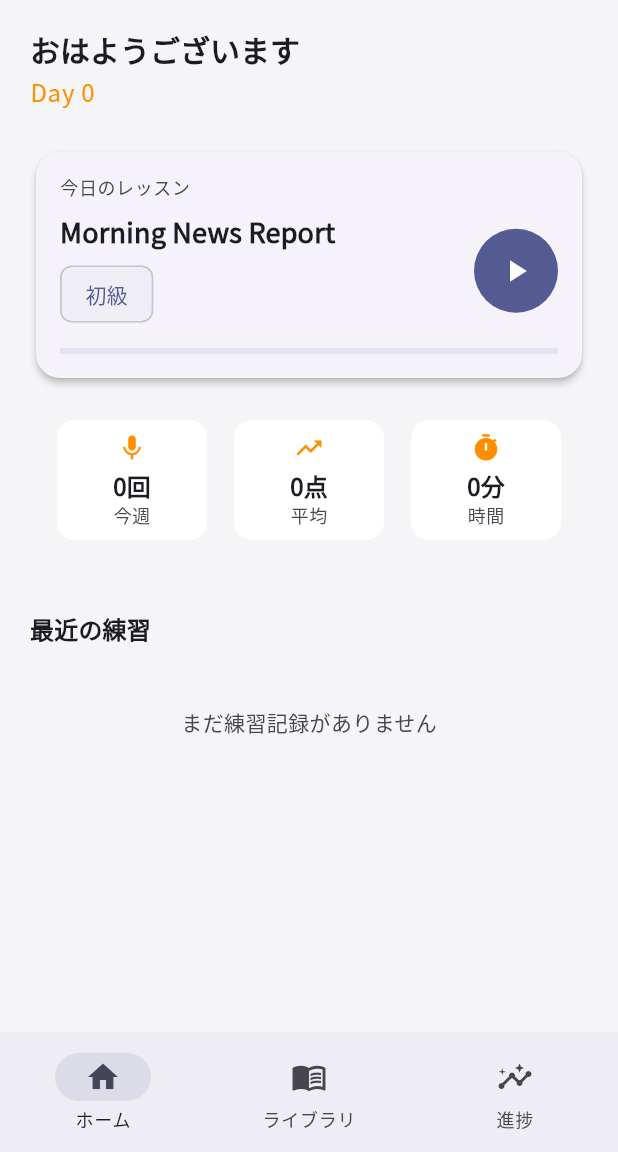
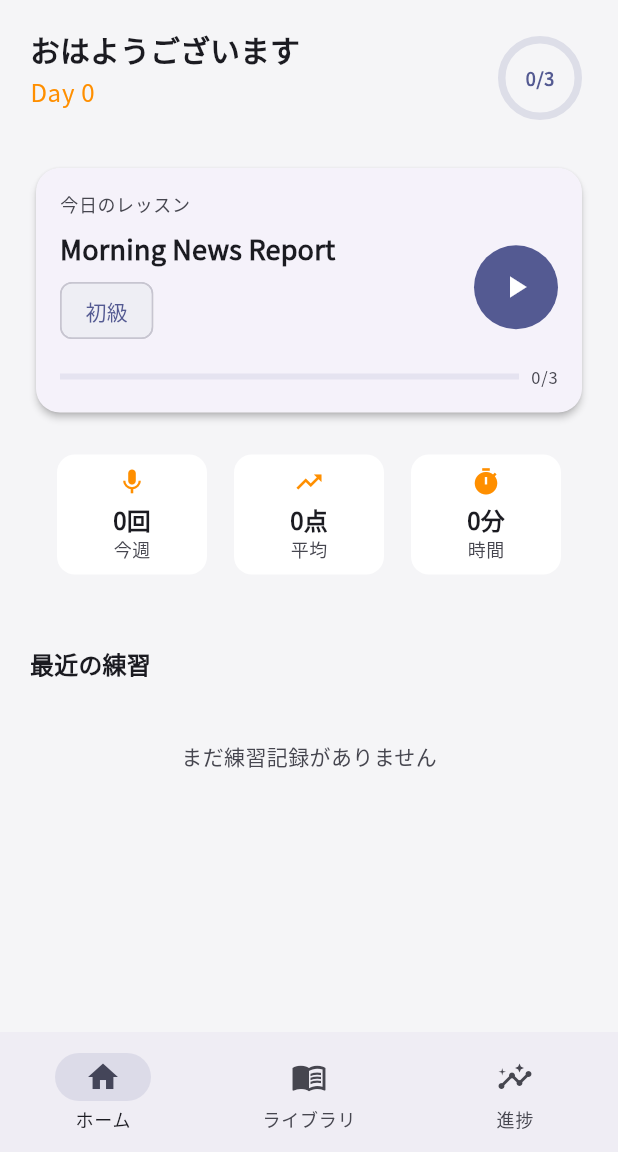
Before and after one commit to ishtos/Doppel, a Flutter app: the screen it shows after launch, after a tap on "スキップ", on a phone screen of 412 x 824 dp, the part 84-1236 px from its top. Run offline on Flutter 3.47's test engine with Material 3 defaults, Android fonts, the phone set to English and light mode, and no system bars; our stand-ins replace fl_chart, flutter_riverpod, flutter_tts, freezed_annotation, go_router, google_fonts and 3 more; missing offline and left inert: record; accounts and stored records are empty; generated files the repository leaves out were written again.

Commit message:
feat: add daily practice goal feature
Settings画面に1日の練習目標（1/2/3/5回）設定を追加し、
Home画面に円形プログレスインジケーターで目標達成進捗を表示。
SharedPreferencesで目標値を永続化し、当日のフィードバック件数から進捗を計算。

https://claude.ai/code/session_016ktRVXG5xW92RYrw223tjH

```diff
--- a/lib/features/home/presentation/providers/home_provider.dart
+++ b/lib/features/home/presentation/providers/home_provider.dart
@@ -3,6 +3,7 @@ import 'package:flutter_riverpod/flutter_riverpod.dart';
 import '../../../../shared/providers/db_providers.dart';
 import '../../../lesson/data/models/lesson_model.dart';
 import '../../../progress/data/models/user_progress_model.dart';
+import '../../../settings/presentation/providers/settings_provider.dart';
 
 /// User progress for home screen display.
 final homeProgressProvider = Provider<UserProgressModel>((ref) {
@@ -99,6 +100,32 @@ final weeklyStatsProvider = Provider<WeeklyStats>((ref) {
   );
 });
 
+/// Today's practice count from feedback records.
+final todayPracticeCountProvider = Provider<int>((ref) {
+  final feedbackRepo = ref.watch(feedbackRepositoryProvider);
+  final all = feedbackRepo.findAll();
+  final now = DateTime.now();
+  final today = DateTime(now.year, now.month, now.day);
+  return all.where((f) => !f.createdAt.isBefore(today)).length;
+});
+
+/// Daily goal progress data for home screen.
+final dailyGoalProgressProvider = Provider<DailyGoalProgress>((ref) {
+  final goal = ref.watch(settingsProvider).dailyGoal;
+  final count = ref.watch(todayPracticeCountProvider);
+  return DailyGoalProgress(goal: goal, completed: count);
+});
+
+class DailyGoalProgress {
+  const DailyGoalProgress({required this.goal, required this.completed});
+
+  final int goal;
+  final int completed;
+
+  double get progress => goal > 0 ? (completed / goal).clamp(0.0, 1.0) : 0.0;
+  bool get isAchieved => completed >= goal;
+}
+
 class RecentActivity {
   const RecentActivity({
     required this.feedbackId,
--- a/lib/features/home/presentation/screens/home_screen.dart
+++ b/lib/features/home/presentation/screens/home_screen.dart
@@ -1,3 +1,5 @@
+import 'dart:math';
+
 import 'package:flutter/material.dart';
 import 'package:flutter_riverpod/flutter_riverpod.dart';
 import 'package:go_router/go_router.dart';
@@ -23,6 +25,7 @@ class HomeScreen extends ConsumerWidget {
     final todayLesson = ref.watch(todayLessonProvider);
     final weeklyStats = ref.watch(weeklyStatsProvider);
     final recentActivity = ref.watch(recentActivityProvider);
+    final goalProgress = ref.watch(dailyGoalProgressProvider);
 
     return Scaffold(
       appBar: AppBar(
@@ -40,7 +43,14 @@ class HomeScreen extends ConsumerWidget {
           child: Column(
             crossAxisAlignment: CrossAxisAlignment.start,
             children: [
-              // Greeting
+              // Greeting + Daily Goal Progress
+              Row(
+                crossAxisAlignment: CrossAxisAlignment.start,
+                children: [
+                  Expanded(
+                    child: Column(
+                      crossAxisAlignment: CrossAxisAlignment.start,
+                      children: [
                         Text(_greeting(), style: theme.textTheme.titleLarge),
                         const SizedBox(height: 4),
                         Text(
@@ -48,6 +58,15 @@ class HomeScreen extends ConsumerWidget {
                           style: theme.textTheme.bodyLarge?.copyWith(
                             color: theme.colorScheme.secondary,
                           ),
+                        ),
+                      ],
+                    ),
+                  ),
+                  _DailyGoalIndicator(
+                    goalProgress: goalProgress,
+                    theme: theme,
+                  ),
+                ],
               ),
               const SizedBox(height: 24),
 
@@ -108,11 +127,26 @@ class HomeScreen extends ConsumerWidget {
                               ],
                             ),
                           const SizedBox(height: 12),
-                          LinearProgressIndicator(
-                            value: weeklyStats.practiceCount / 5,
-                            color: theme.colorScheme.primary,
+                          Row(
+                            children: [
+                              Expanded(
+                                child: LinearProgressIndicator(
+                                  value: goalProgress.progress,
+                                  color: goalProgress.isAchieved
+                                      ? theme.colorScheme.tertiary
+                                      : theme.colorScheme.primary,
                                   backgroundColor: theme.colorScheme.primary
                                       .withValues(alpha: 0.1),
+                                ),
+                              ),
+                              const SizedBox(width: 8),
+                              Text(
+                                '${goalProgress.completed}/${goalProgress.goal}',
+                                style: theme.textTheme.labelSmall?.copyWith(
+                                  color: theme.colorScheme.onSurfaceVariant,
+                                ),
+                              ),
+                            ],
                           ),
                           ],
                         ),
@@ -324,3 +358,98 @@ class _ImprovementPointsSection extends ConsumerWidget {
     );
   }
 }
+
+class _DailyGoalIndicator extends StatelessWidget {
+  const _DailyGoalIndicator({
+    required this.goalProgress,
+    required this.theme,
+  });
+
+  final DailyGoalProgress goalProgress;
+  final ThemeData theme;
+
+  @override
+  Widget build(BuildContext context) {
+    final color = goalProgress.isAchieved
+        ? theme.colorScheme.tertiary
+        : theme.colorScheme.primary;
+
+    return SizedBox(
+      width: 64,
+      height: 64,
+      child: Stack(
+        alignment: Alignment.center,
+        children: [
+          SizedBox(
+            width: 56,
+            height: 56,
+            child: CustomPaint(
+              painter: _CircularGoalPainter(
+                progress: goalProgress.progress,
+                color: color,
+                backgroundColor: color.withValues(alpha: 0.15),
+              ),
+            ),
+          ),
+          if (goalProgress.isAchieved)
+            Icon(Icons.check, size: 22, color: color)
+          else
+            Text(
+              '${goalProgress.completed}/${goalProgress.goal}',
+              style: theme.textTheme.labelMedium?.copyWith(
+                color: color,
+                fontWeight: FontWeight.w700,
+              ),
+            ),
+        ],
+      ),
+    );
+  }
+}
+
+class _CircularGoalPainter extends CustomPainter {
+  _CircularGoalPainter({
+    required this.progress,
+    required this.color,
+    required this.backgroundColor,
+  });
+
+  final double progress;
+  final Color color;
+  final Color backgroundColor;
+
+  @override
+  void paint(Canvas canvas, Size size) {
+    final center = Offset(size.width / 2, size.height / 2);
+    final radius = size.width / 2;
+    const strokeWidth = 5.0;
+
+    final bgPaint = Paint()
+      ..color = backgroundColor
+      ..style = PaintingStyle.stroke
+      ..strokeWidth = strokeWidth
+      ..strokeCap = StrokeCap.round;
+
+    final fgPaint = Paint()
+      ..color = color
+      ..style = PaintingStyle.stroke
+      ..strokeWidth = strokeWidth
+      ..strokeCap = StrokeCap.round;
+
+    canvas.drawCircle(center, radius - strokeWidth / 2, bgPaint);
+
+    final sweepAngle = 2 * pi * progress;
+    canvas.drawArc(
+      Rect.fromCircle(center: center, radius: radius - strokeWidth / 2),
+      -pi / 2,
+      sweepAngle,
+      false,
+      fgPaint,
+    );
+  }
+
+  @override
+  bool shouldRepaint(covariant _CircularGoalPainter oldDelegate) {
+    return oldDelegate.progress != progress || oldDelegate.color != color;
+  }
+}
--- a/lib/features/settings/presentation/providers/settings_provider.dart
+++ b/lib/features/settings/presentation/providers/settings_provider.dart
@@ -12,22 +12,26 @@ class SettingsState {
     this.themeMode = ThemeMode.system,
     this.ttsSpeed = 0.5,
     this.hasCompletedOnboarding = false,
+    this.dailyGoal = 3,
   });
 
   final ThemeMode themeMode;
   final double ttsSpeed;
   final bool hasCompletedOnboarding;
+  final int dailyGoal;
 
   SettingsState copyWith({
     ThemeMode? themeMode,
     double? ttsSpeed,
     bool? hasCompletedOnboarding,
+    int? dailyGoal,
   }) {
     return SettingsState(
       themeMode: themeMode ?? this.themeMode,
       ttsSpeed: ttsSpeed ?? this.ttsSpeed,
       hasCompletedOnboarding:
           hasCompletedOnboarding ?? this.hasCompletedOnboarding,
+      dailyGoal: dailyGoal ?? this.dailyGoal,
     );
   }
 }
@@ -40,6 +44,7 @@ class SettingsNotifier extends StateNotifier<SettingsState> {
   static const _themeModeKey = 'theme_mode';
   static const _ttsSpeedKey = 'tts_speed';
   static const _onboardingCompletedKey = 'onboarding_completed';
+  static const _dailyGoalKey = 'daily_goal';
 
   Future<void> _load() async {
     final prefs = await SharedPreferences.getInstance();
@@ -47,6 +52,7 @@ class SettingsNotifier extends StateNotifier<SettingsState> {
     final ttsSpeed = prefs.getDouble(_ttsSpeedKey);
     final onboardingCompleted =
         prefs.getBool(_onboardingCompletedKey) ?? false;
+    final dailyGoal = prefs.getInt(_dailyGoalKey);
 
     state = SettingsState(
       themeMode: themeModeIndex != null
@@ -54,6 +60,7 @@ class SettingsNotifier extends StateNotifier<SettingsState> {
           : ThemeMode.system,
       ttsSpeed: ttsSpeed ?? 0.5,
       hasCompletedOnboarding: onboardingCompleted,
+      dailyGoal: dailyGoal ?? 3,
     );
   }
 
@@ -74,4 +81,10 @@ class SettingsNotifier extends StateNotifier<SettingsState> {
     final prefs = await SharedPreferences.getInstance();
     await prefs.setBool(_onboardingCompletedKey, true);
   }
+
+  Future<void> setDailyGoal(int goal) async {
+    state = state.copyWith(dailyGoal: goal);
+    final prefs = await SharedPreferences.getInstance();
+    await prefs.setInt(_dailyGoalKey, goal);
+  }
 }
--- a/lib/features/settings/presentation/screens/settings_screen.dart
+++ b/lib/features/settings/presentation/screens/settings_screen.dart
@@ -58,6 +58,29 @@ class SettingsScreen extends ConsumerWidget {
               ],
             ),
           ),
+          const Divider(height: 1, indent: 72),
+
+          // Daily goal section
+          _SectionHeader(title: '目標', theme: theme),
+          ListTile(
+            leading: const Icon(Icons.flag_outlined),
+            title: const Text('1日の練習目標'),
+            subtitle: Text('${settings.dailyGoal}回 / 日'),
+          ),
+          Padding(
+            padding: const EdgeInsets.symmetric(horizontal: 72),
+            child: SegmentedButton<int>(
+              segments: const [
+                ButtonSegment(value: 1, label: Text('1回')),
+                ButtonSegment(value: 2, label: Text('2回')),
+                ButtonSegment(value: 3, label: Text('3回')),
+                ButtonSegment(value: 5, label: Text('5回')),
+              ],
+              selected: {settings.dailyGoal},
+              onSelectionChanged: (v) => notifier.setDailyGoal(v.first),
+            ),
+          ),
+          const SizedBox(height: 8),
           const Divider(height: 1, indent: 72),
 
           // Data section
```
Also changed, not shown: 1 other file. Lines whose indentation alone changed are shown as unchanged.
